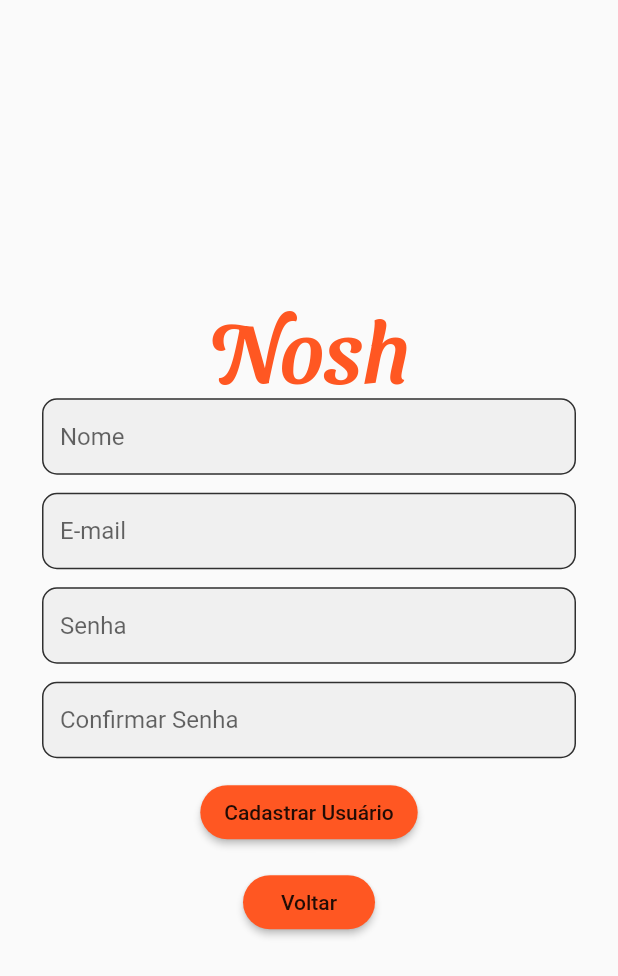
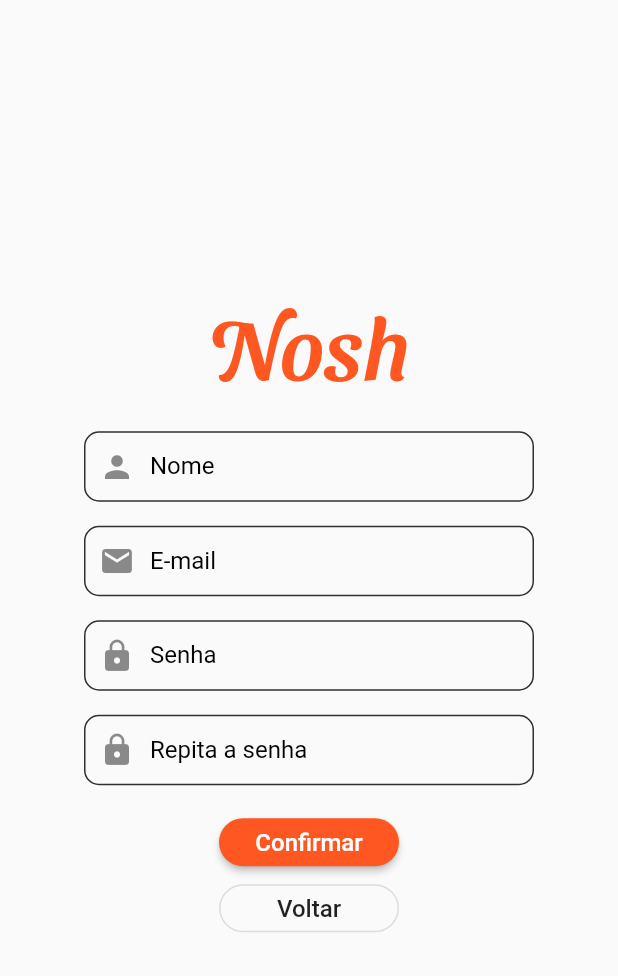
Before and after one commit to rodrigobastosv/my_place_admin, a Flutter app: the screen it shows after launch, after a tap on "Entrar", after a tap on "Cadastrar", on a phone screen of 412 x 824 dp. Shown: the top 976 px of the screen. Run offline on Flutter 3.47's test engine with Material 2 defaults, Android fonts, the phone set to English and light mode, and no system bars; our stand-ins replace cloud_firestore, firebase_auth, firebase_core, firebase_storage, select_form_field; missing offline and left inert: multi_image_picker; accounts and stored records are empty.

Commit message:
formatando signin e signup

```diff
--- a/lib/light_theme.dart
+++ b/lib/light_theme.dart
@@ -10,6 +10,7 @@ final lightTheme = ThemeData(
   scaffoldBackgroundColor: Colors.grey[50],
   textSelectionColor: Colors.deepOrange[300],
   textSelectionHandleColor: Colors.deepOrange[600],
+  visualDensity: VisualDensity.comfortable,
   buttonTheme: ButtonThemeData(
     buttonColor: Colors.deepOrange,
     shape: RoundedRectangleBorder(
@@ -31,7 +32,6 @@ final lightTheme = ThemeData(
   inputDecorationTheme: InputDecorationTheme(
     labelStyle: const TextStyle(color: Colors.black),
     isDense: true,
-    filled: true,
     border: OutlineInputBorder(
       gapPadding: 2,
       borderSide: BorderSide(
@@ -54,7 +54,7 @@ final lightTheme = ThemeData(
       borderRadius: BorderRadius.circular(10),
     ),
     focusedBorder: OutlineInputBorder(
-      gapPadding: 2,
+      gapPadding: 4,
       borderSide: const BorderSide(
         width: 2,
         color: Colors.black,
--- a/lib/page/home_page.dart
+++ b/lib/page/home_page.dart
@@ -1,7 +1,8 @@
 import 'package:flutter/material.dart';
-import 'package:my_place/model/usuario_model.dart';
-import 'package:my_place/page/categoria/lista_categorias_page.dart';
-import 'package:my_place/page/produto/lista_produtos_page.dart';
+
+import '../model/usuario_model.dart';
+import 'categoria/lista_categorias_page.dart';
+import 'produto/lista_produtos_page.dart';
 
 class HomePage extends StatelessWidget {
   HomePage(this.usuario);
@@ -12,7 +13,7 @@ class HomePage extends StatelessWidget {
   Widget build(BuildContext context) {
     return Scaffold(
       body: Padding(
-        padding: const EdgeInsets.all(12),
+        padding: const EdgeInsets.all(16),
         child: Column(
           mainAxisAlignment: MainAxisAlignment.center,
           children: [
--- a/lib/page/sign_in_page.dart
+++ b/lib/page/sign_in_page.dart
@@ -23,10 +23,14 @@ class _SignInPageState extends State<SignInPage> {
   @override
   Widget build(BuildContext context) {
     return Scaffold(
-      body: Padding(
+      body: Container(
         padding: const EdgeInsets.all(32),
+        alignment: Alignment.center,
+        child: SingleChildScrollView(
           child: Form(
             key: _formKey,
+            child: Container(
+              width: 300,
               child: Column(
                 mainAxisAlignment: MainAxisAlignment.center,
                 children: [
@@ -35,15 +39,23 @@ class _SignInPageState extends State<SignInPage> {
                   TextFormField(
                     decoration: InputDecoration(
                       hintText: 'E-mail',
+                      prefixIcon: Icon(
+                        Icons.mail,
+                        size: 24,
+                      ),
                     ),
                     validator: (email) =>
                         email.isEmpty ? 'Campo Obrigatório' : null,
                     onSaved: (email) => _email = email,
                   ),
-              SizedBox(height: 12),
+                  SizedBox(height: 16),
                   TextFormField(
                     decoration: InputDecoration(
                       hintText: 'Senha',
+                      prefixIcon: Icon(
+                        Icons.lock,
+                        size: 24,
+                      ),
                     ),
                     obscureText: true,
                     validator: (senha) =>
@@ -52,7 +64,7 @@ class _SignInPageState extends State<SignInPage> {
                   ),
                   SizedBox(height: 16),
                   Container(
-                width: 150,
+                    width: 120,
                     child: RaisedButton(
                       onPressed: () async {
                         final form = _formKey.currentState;
@@ -65,7 +77,8 @@ class _SignInPageState extends State<SignInPage> {
                           );
                           final userFirestore =
                               await _usersRef.doc(userFireAuth.user.uid).get();
-                      final user = UsuarioModel.fromJson(userFirestore.data());
+                          final user =
+                              UsuarioModel.fromJson(userFirestore.data());
                           Navigator.of(context).push(
                             MaterialPageRoute(
                               builder: (_) => HomePage(user),
@@ -82,10 +95,9 @@ class _SignInPageState extends State<SignInPage> {
                       ),
                     ),
                   ),
-              const SizedBox(height: 8),
                   Container(
-                width: 150,
-                child: RaisedButton(
+                    width: 120,
+                    child: OutlineButton(
                       onPressed: () => Navigator.of(context).push(
                         MaterialPageRoute(
                           builder: (_) => SignUpPage(),
@@ -95,7 +107,6 @@ class _SignInPageState extends State<SignInPage> {
                         'Cadastrar',
                         style: TextStyle(
                           fontSize: 16,
-                      color: Colors.white,
                         ),
                       ),
                     ),
@@ -104,6 +115,8 @@ class _SignInPageState extends State<SignInPage> {
               ),
             ),
           ),
+        ),
+      ),
     );
   }
 }
--- a/lib/page/sign_up_page.dart
+++ b/lib/page/sign_up_page.dart
@@ -21,69 +21,81 @@ class _SignUpPageState extends State<SignUpPage> {
   @override
   Widget build(BuildContext context) {
     return Scaffold(
-      body: Padding(
-        padding: const EdgeInsets.all(28),
+      body: Container(
+        padding: const EdgeInsets.all(32),
+        alignment: Alignment.center,
+        child: SingleChildScrollView(
           child: Form(
             key: _formKey,
+            child: Container(
+              width: 300,
               child: Column(
                 mainAxisAlignment: MainAxisAlignment.center,
                 children: [
                   Logo(),
+                  const SizedBox(height: 24),
                   TextFormField(
                     decoration: InputDecoration(
-                  border: OutlineInputBorder(
-                    borderRadius: BorderRadius.circular(20),
+                      labelText: 'Nome',
+                      prefixIcon: Icon(
+                        Icons.person,
+                        size: 24,
                       ),
-                  hintText: 'Nome',
                     ),
-                validator: (nome) => nome.isEmpty ? 'Campo Obrigatório' : null,
+                    validator: (nome) =>
+                        nome.isEmpty ? 'Campo Obrigatório' : null,
                     onSaved: (nome) => _nome = nome,
                   ),
-              SizedBox(height: 12),
+                  SizedBox(height: 16),
                   TextFormField(
                     decoration: InputDecoration(
-                  border: OutlineInputBorder(
-                    borderRadius: BorderRadius.circular(20),
+                      labelText: 'E-mail',
+                      prefixIcon: Icon(
+                        Icons.mail,
+                        size: 24,
                       ),
-                  hintText: 'E-mail',
                     ),
                     validator: (email) =>
                         email.isEmpty ? 'Campo Obrigatório' : null,
                     onSaved: (email) => _email = email,
                   ),
-              SizedBox(height: 12),
+                  SizedBox(height: 16),
                   TextFormField(
                     decoration: InputDecoration(
-                  border: OutlineInputBorder(
-                    borderRadius: BorderRadius.circular(20),
+                      labelText: 'Senha',
+                      prefixIcon: Icon(
+                        Icons.lock,
+                        size: 24,
                       ),
-                  hintText: 'Senha',
                     ),
                     obscureText: true,
                     validator: (senha) =>
                         senha.isEmpty ? 'Campo Obrigatório' : null,
                     onSaved: (senha) => _senha = senha,
                   ),
-              SizedBox(height: 12),
+                  SizedBox(height: 16),
                   TextFormField(
                     decoration: InputDecoration(
-                  border: OutlineInputBorder(
-                    borderRadius: BorderRadius.circular(20),
+                      labelText: 'Repita a senha',
+                      prefixIcon: Icon(
+                        Icons.lock,
+                        size: 24,
                       ),
-                  hintText: 'Confirmar Senha',
                     ),
                     obscureText: true,
                     validator: (passwordConfirm) =>
                         passwordConfirm.isEmpty ? 'Campo Obrigatório' : null,
                   ),
-              SizedBox(height: 12),
-              RaisedButton(
+                  SizedBox(height: 16),
+                  Container(
+                    width: 120,
+                    child: RaisedButton(
                       onPressed: () async {
                         final form = _formKey.currentState;
                         if (form.validate()) {
                           form.save();
-                    final userCredential =
-                        await _firebaseAuth.createUserWithEmailAndPassword(
+                          final userCredential = await _firebaseAuth
+                              .createUserWithEmailAndPassword(
                             email: _email,
                             password: _senha,
                           );
@@ -93,14 +105,30 @@ class _SignUpPageState extends State<SignUpPage> {
                           });
                         }
                       },
-                child: Text('Cadastrar Usuário'),
+                      child: Text(
+                        'Confirmar',
+                        style: TextStyle(
+                          fontSize: 16,
+                          color: Colors.white,
                         ),
-              SizedBox(height: 12),
-              RaisedButton(
+                      ),
+                    ),
+                  ),
+                  Container(
+                    width: 120,
+                    child: OutlineButton(
                       onPressed: () => Navigator.of(context).pop(),
-                child: Text('Voltar'),
+                      child: Text(
+                        'Voltar',
+                        style: TextStyle(
+                          fontSize: 16,
+                        ),
+                      ),
+                    ),
                   ),
                 ],
+              ),
+            ),
           ),
         ),
       ),
```
Lines whose indentation alone changed are shown as unchanged.
